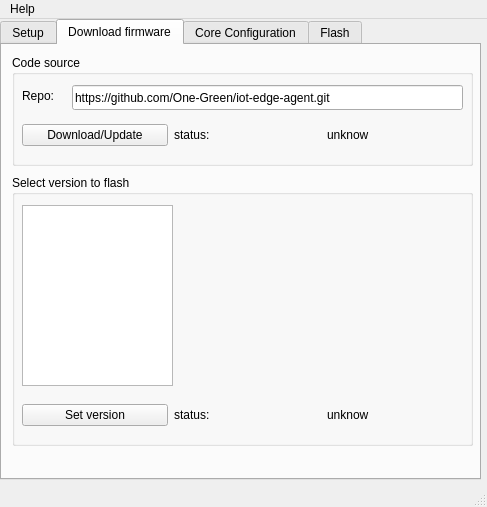
Before: the Qt Designer form src/main.ui in One-Green/iot-flash-config-tool, drawn with Qt 5.
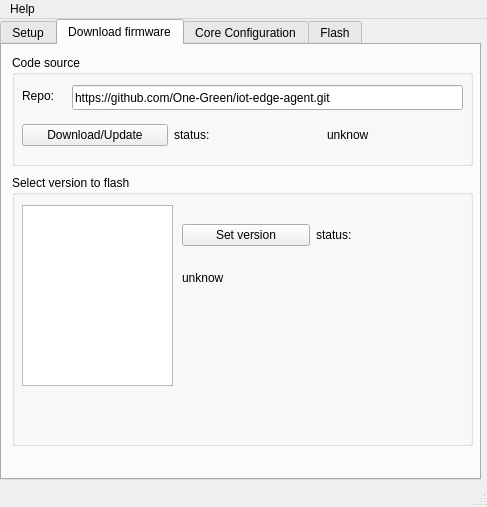
After: the same form once the commit is applied. The open tabs and pages were chosen to show the change.

Commit message: fix(firmware handlers): handle no ref checkout

Diff of the .ui file:
```diff
--- a/src/main.ui
+++ b/src/main.ui
@@ -360,9 +360,9 @@
       <widget class="QWidget" name="gridLayoutWidget_3">
        <property name="geometry">
         <rect>
-         <x>10</x>
-         <y>220</y>
-         <width>451</width>
+         <x>170</x>
+         <y>40</y>
+         <width>261</width>
          <height>41</height>
         </rect>
        </property>
@@ -374,13 +374,6 @@
           </property>
          </widget>
         </item>
-        <item row="0" column="2">
-         <widget class="QLabel" name="gitCheckOutStatus">
-          <property name="text">
-           <string>unknow</string>
-          </property>
-         </widget>
-        </item>
         <item row="0" column="1">
          <widget class="QLabel" name="gitCheckOutStatusLabel">
           <property name="text">
@@ -400,6 +393,19 @@
         </rect>
        </property>
       </widget>
+      <widget class="QLabel" name="gitCheckOutStatus">
+       <property name="geometry">
+        <rect>
+         <x>170</x>
+         <y>90</y>
+         <width>146</width>
+         <height>25</height>
+        </rect>
+       </property>
+       <property name="text">
+        <string>unknow</string>
+       </property>
+      </widget>
      </widget>
     </widget>
     <widget class="QWidget" name="tab_2">
```
Left out of the diff: 2 changed lines with no effect on the pictures. The commit also changes 2 other files.
